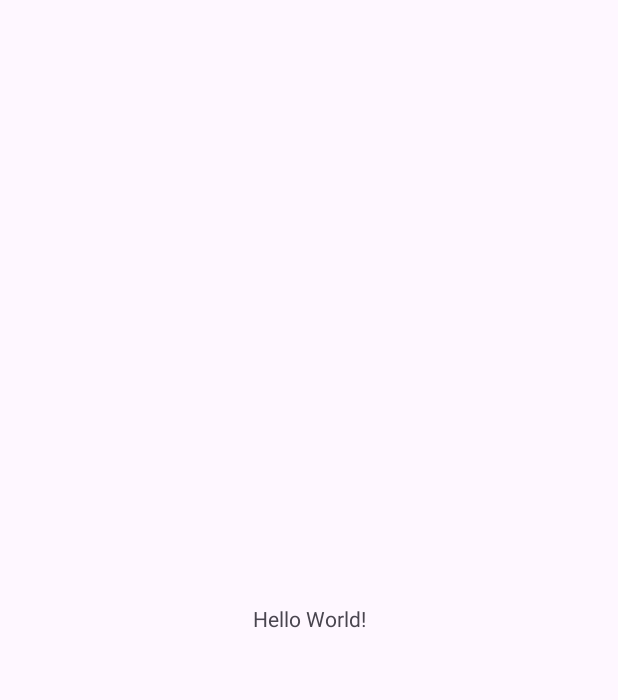
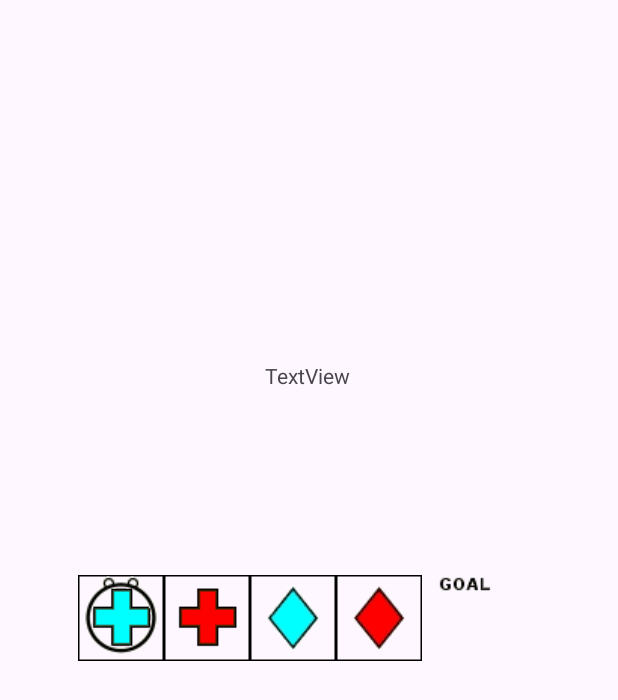
Before and after one commit to KeaganErasmus/BCDEJava, an Android app: the screen it shows after launch (MainActivity), on a phone screen of 412 x 824 dp. Before the commit the part shown is almost empty. Shown: the top 700 px of the screen. Run offline under Robolectric (Android 15) with nearby library versions, the phone set to English and light mode, and no system bars; 1 statement that could not run was skipped.

Commit message:
ass3 started

```diff
--- a/Ass3/app/src/main/java/com/example/eyeball/MainActivity.java
+++ b/Ass3/app/src/main/java/com/example/eyeball/MainActivity.java
@@ -3,12 +3,18 @@ package com.example.eyeball;
 import androidx.appcompat.app.AppCompatActivity;
 
 import android.os.Bundle;
+import android.view.View;
+import android.widget.ImageView;
+import android.widget.Toast;
 
 public class MainActivity extends AppCompatActivity {
-
+    ImageView goal = findViewById(R.id.Goal);
     @Override
     protected void onCreate(Bundle savedInstanceState) {
         super.onCreate(savedInstanceState);
         setContentView(R.layout.activity_main);
     }
+    public void move(View view){
+        Toast.makeText(this, "Goal", Toast.LENGTH_SHORT).show();
+    }
 }
--- a/Ass3/app/src/main/res/layout/activity_main.xml
+++ b/Ass3/app/src/main/res/layout/activity_main.xml
@@ -7,12 +7,73 @@
     tools:context=".MainActivity">
 
     <TextView
+        android:id="@+id/textView"
         android:layout_width="wrap_content"
         android:layout_height="wrap_content"
-        android:text="Hello World!"
+        android:text="@string/textview"
         app:layout_constraintBottom_toBottomOf="parent"
         app:layout_constraintEnd_toEndOf="parent"
+        app:layout_constraintHorizontal_bias="0.498"
         app:layout_constraintStart_toStartOf="parent"
-        app:layout_constraintTop_toTopOf="parent" />
+        app:layout_constraintTop_toTopOf="parent"
+        app:layout_constraintVertical_bias="0.299"
+        tools:text="Eyeball Maze" />
+
+    <ImageView
+        android:id="@+id/imageView"
+        android:layout_width="wrap_content"
+        android:layout_height="wrap_content"
+        android:layout_marginStart="52dp"
+        app:layout_constraintBottom_toBottomOf="parent"
+        app:layout_constraintStart_toStartOf="parent"
+        app:layout_constraintTop_toTopOf="parent"
+        app:srcCompat="@drawable/b_cross" />
+
+    <ImageView
+        android:id="@+id/Goal"
+        android:layout_width="wrap_content"
+        android:layout_height="wrap_content"
+        app:layout_constraintBottom_toBottomOf="parent"
+        app:layout_constraintStart_toEndOf="@+id/imageView5"
+        app:layout_constraintTop_toTopOf="parent"
+        app:srcCompat="@drawable/goal"
+       />
+
+    <ImageView
+        android:id="@+id/imageView4"
+        android:layout_width="wrap_content"
+        android:layout_height="wrap_content"
+        app:layout_constraintBottom_toBottomOf="parent"
+        app:layout_constraintStart_toEndOf="@+id/imageView2"
+        app:layout_constraintTop_toTopOf="parent"
+        app:srcCompat="@drawable/b_diamond" />
+
+    <ImageView
+        android:id="@+id/imageView5"
+        android:layout_width="wrap_content"
+        android:layout_height="wrap_content"
+        app:layout_constraintBottom_toBottomOf="parent"
+        app:layout_constraintStart_toEndOf="@+id/imageView4"
+        app:layout_constraintTop_toTopOf="parent"
+        app:srcCompat="@drawable/r_diamond" />
+
+    <ImageView
+        android:id="@+id/imageView2"
+        android:layout_width="wrap_content"
+        android:layout_height="wrap_content"
+        app:layout_constraintBottom_toBottomOf="parent"
+        app:layout_constraintStart_toEndOf="@+id/imageView"
+        app:layout_constraintTop_toTopOf="parent"
+        app:srcCompat="@drawable/r_cross" />
+
+    <ImageView
+        android:id="@+id/Player"
+        android:layout_width="wrap_content"
+        android:layout_height="wrap_content"
+        app:layout_constraintBottom_toBottomOf="@+id/imageView"
+        app:layout_constraintStart_toStartOf="@+id/imageView"
+        app:layout_constraintTop_toTopOf="@+id/imageView"
+        app:srcCompat="@drawable/eyes_up"
+        tools:ignore="MissingConstraints" />
 
 </androidx.constraintlayout.widget.ConstraintLayout>
--- a/Ass3/app/src/main/res/values/strings.xml
+++ b/Ass3/app/src/main/res/values/strings.xml
@@ -1,3 +1,9 @@
 <resources>
     <string name="app_name">EyeBall</string>
+    <string name="textview">TextView</string>
+    <string name="img1">donut</string>
+    <string name="img2">start</string>
+    <string name="img3">stop</string>
+    <string name="img4">donutt</string>
+    <string name="img5">donutttt</string>
 </resources>
```
Also changed, not shown: Ass3/app/src/main/res/drawable/b_cross.gif (added), Ass3/app/src/main/res/drawable/b_diamond.gif (added), Ass3/app/src/main/res/drawable/b_flower.gif (added), Ass3/app/src/main/res/drawable/b_star.gif (added), Ass3/app/src/main/res/drawable/eyes_up.gif (added), Ass3/app/src/main/res/drawable/goal.gif (added), Ass3/app/src/main/res/drawable/r_cross.gif (added), Ass3/app/src/main/res/drawable/r_diamond.gif (added), Ass3/app/src/main/res/drawable/r_flower.gif (added), Ass3/app/src/main/res/drawable/r_star.gif (added).
